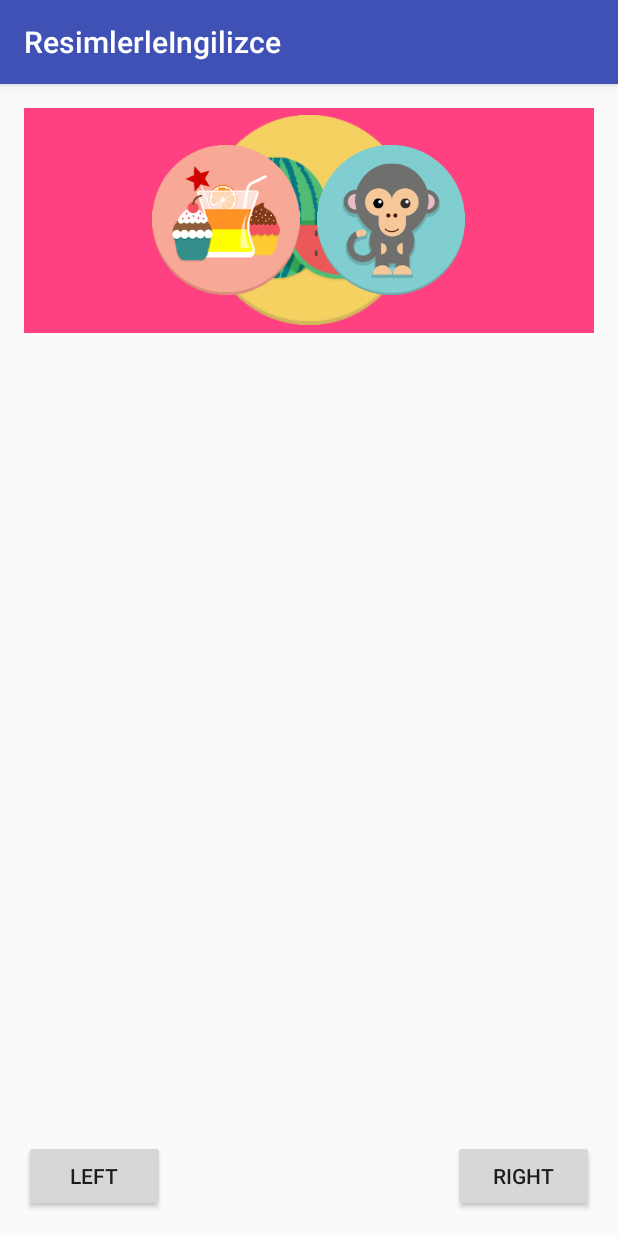
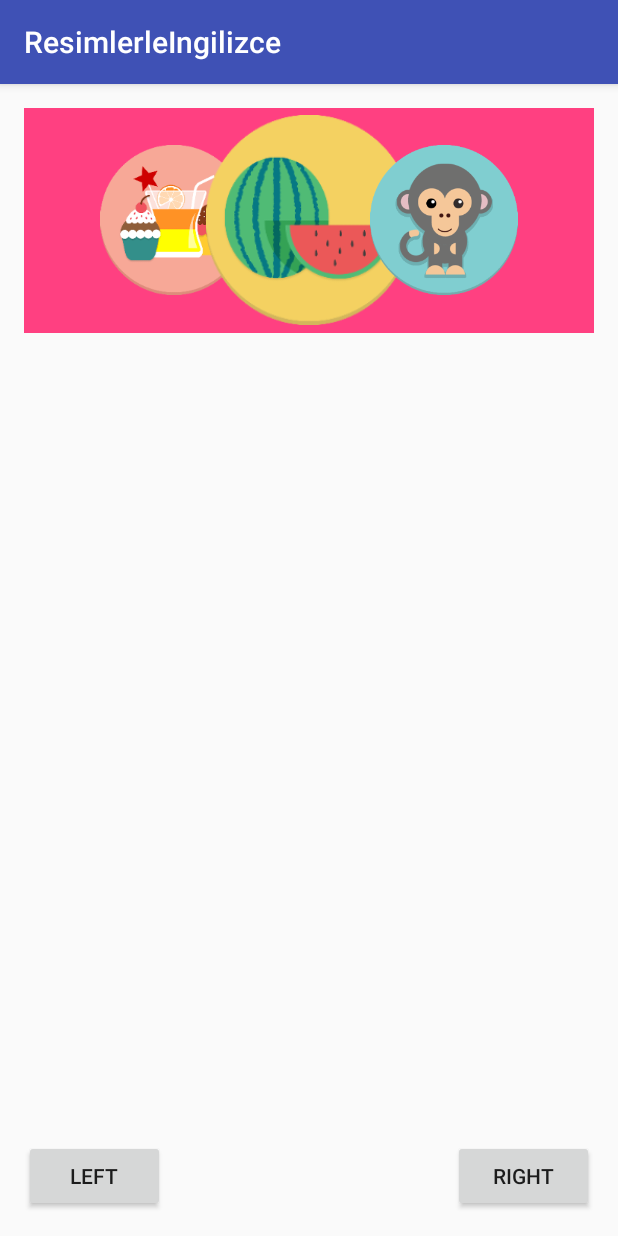
Before and after one commit to metes/Android-Slider, an Android app: the screen it shows after launch (MainActivity), after a tap on "LEFT", on a phone screen of 412 x 824 dp. Run offline under Robolectric (Android 15) with nearby library versions, the phone set to English and light mode, and no system bars; 1 other tap on this screen came first.

Commit message:
Slider tamamlandı.

```diff
--- a/app/src/main/java/com/resimlerleingilizce/ui/MainActivity.java
+++ b/app/src/main/java/com/resimlerleingilizce/ui/MainActivity.java
@@ -11,10 +11,11 @@
 import com.resimlerleingilizce.utils.Logy;
 
 public class MainActivity extends AppCompatActivity implements View.OnClickListener{
-
-    int mCategoryPosition;
-    ImageView mImgCenter, mImgRight1, mImgRight2, mImgLeft1, mImgLeft2;
-    int[] IMAGE_RESOURCE_IDS = { R.drawable.ic_category_1, R.drawable.ic_category_2, R.drawable.ic_category_3, R.drawable.ic_category_4, R.drawable.ic_category_5 };
+    private boolean isMImgCenter2Visible;
+    private int mCategoryPosition;
+    private ImageView mImgCenter1, mImgCenter2, mImgRight1, mImgRight2, mImgLeft1, mImgLeft2;
+    private int[] IMAGE_RESOURCE_IDS = { R.drawable.ic_category_1, R.drawable.ic_category_2, R.drawable.ic_category_3,
+            R.drawable.ic_category_4, R.drawable.ic_category_5 };
 
     public enum AnimationTypes {
         CENTER_TO_RIGHT,
@@ -34,16 +35,24 @@
         initViews();
     }
 
+    @Override
+    public void onResume(){
+        super.onResume();
+        if (mCategoryPosition >0) {
+            mImgCenter2.setImageDrawable(getResources().getDrawable(IMAGE_RESOURCE_IDS[mCategoryPosition]));
+        }
+        mImgCenter2.setVisibility(View.VISIBLE);
+        isMImgCenter2Visible = true;
+    }
+
+
     private void initViews() {
-        mImgCenter = (ImageView) findViewById(R.id.imageViewCenter);
+        mImgCenter1 = (ImageView) findViewById(R.id.imageViewCenter);
+        mImgCenter2 = (ImageView) findViewById(R.id.imageViewCenter2);
         mImgRight1 = (ImageView) findViewById(R.id.imageViewRight1);
         mImgLeft2 = (ImageView) findViewById(R.id.imageViewLeft1);
         mImgRight2 = (ImageView) findViewById(R.id.imageViewRight2);
         mImgLeft1 = (ImageView) findViewById(R.id.imageViewLeft2);
-
-        //ANIMATION_SCALE_SIZE_MULTIPLER
-//        mImgCenter.getLayoutParams().width = Math.round(mImgCenter.getLayoutParams().width * AnimateUtils.ANIMATION_SCALE_SIZE_MULTIPLER);
-//        mImgCenter.getLayoutParams().height = Math.round(mImgCenter.getLayoutParams().height * AnimateUtils.ANIMATION_SCALE_SIZE_MULTIPLER);
 
         findViewById(R.id.buttonRight).setOnClickListener(this);
         findViewById(R.id.buttonLeft).setOnClickListener(this);
@@ -53,29 +62,31 @@
 
     private void initImageViews() {
         mImgLeft1.setImageDrawable(getResources().getDrawable(IMAGE_RESOURCE_IDS[IMAGE_RESOURCE_IDS.length-1]));
-        mImgCenter.setImageDrawable(getResources().getDrawable(IMAGE_RESOURCE_IDS[0]));
+        mImgCenter1.setImageDrawable(getResources().getDrawable(IMAGE_RESOURCE_IDS[0]));
         mImgRight2.setImageDrawable(getResources().getDrawable(IMAGE_RESOURCE_IDS[1]));
     }
 
     @Override
     public void onClick(View v) {
+
         // 2'ler center'ın üzerinde, 1'ler altında kalıyor
         mImgLeft2.setAlpha(1f);
+        mImgRight2.setAlpha(1f);
         mImgRight1.setAlpha(1f);
+        mImgLeft1.setAlpha(1f);
+
         if (v.getId() == R.id.buttonRight)
         {
-            mImgRight1.setAlpha(0f);
-            AnimateUtils.setAnimation(mImgRight2, AnimationTypes.DISAPEAR)
-                    .setAnimationListener(setImageResourceBeforeAnimation(mImgRight2, mCategoryPosition - 1 ));
-
-            AnimateUtils.setAnimation(mImgCenter, AnimationTypes.CENTER_TO_RIGHT)
-                    .setAnimationListener(setImageResourceBeforeAnimation(mImgCenter, mCategoryPosition + 0))
+            mImgRight2.setAlpha(0f);
+            AnimateUtils.setAnimation(mImgRight1, AnimationTypes.DISAPEAR)
+                    .setAnimationListener(setImageResourceBeforeAnimation(mImgRight1, mCategoryPosition - 1 ))
             ;
-
+            AnimateUtils.setAnimation(mImgCenter1, AnimationTypes.CENTER_TO_RIGHT)
+                    .setAnimationListener(setImageResourceBeforeAnimation(mImgCenter1, mCategoryPosition + 0))
+            ;
             AnimateUtils.setAnimation(mImgLeft1, AnimationTypes.LEFT_TO_CENTER)
                     .setAnimationListener(setImageResourceBeforeAnimation(mImgLeft1, mCategoryPosition + 1 ))
             ;
-
             AnimateUtils.setAnimation(mImgLeft2, AnimationTypes.ARISE)
                    .setAnimationListener(setImageResourceBeforeAnimation(mImgLeft2, mCategoryPosition + 2 ))
             ;
@@ -84,19 +95,16 @@
         }
         else if (v.getId() == R.id.buttonLeft)
         {
-            mImgLeft2.setAlpha(0f);
-            AnimateUtils.setAnimation(mImgLeft1, AnimationTypes.DISAPEAR)
-                    .setAnimationListener(setImageResourceBeforeAnimation(mImgLeft1, mCategoryPosition + 1 ))
+            mImgLeft1.setAlpha(0f);
+            AnimateUtils.setAnimation(mImgLeft2, AnimationTypes.DISAPEAR)
+                    .setAnimationListener(setImageResourceBeforeAnimation(mImgLeft2, mCategoryPosition + 1 ))
             ;
-
-            AnimateUtils.setAnimation(mImgCenter, AnimationTypes.CENTER_TO_LEFT)
-                    .setAnimationListener(setImageResourceBeforeAnimation(mImgCenter, mCategoryPosition + 0 ))
+            AnimateUtils.setAnimation(mImgCenter1, AnimationTypes.CENTER_TO_LEFT)
+                    .setAnimationListener(setImageResourceBeforeAnimation(mImgCenter1, mCategoryPosition + 0 ))
             ;
-
             AnimateUtils.setAnimation(mImgRight2, AnimationTypes.RIGHT_TO_CENTER)
                     .setAnimationListener(setImageResourceBeforeAnimation(mImgRight2, mCategoryPosition - 1))
             ;
-
             AnimateUtils.setAnimation(mImgRight1, AnimationTypes.ARISE)
                     .setAnimationListener(setImageResourceBeforeAnimation(mImgRight1, mCategoryPosition - 2))
             ;
@@ -105,30 +113,35 @@
         }
     }
 
+    private Animation.AnimationListener setImageResourceBeforeAnimation(final View view, int position) {
+        final int finalPosition = limitPositionInImageResourceLength(position);
+        Logy.l("position: " + position);
+        Logy.l("finalPosition: " + finalPosition);
 
-    public Animation.AnimationListener setImageResourceBeforeAnimation(final View view, int position) {
-        Logy.l("position: " + position);
-        final int finalPosition = limitPositionInImageResourceLength(position);
-        Logy.l("finalPosition: " + finalPosition);
         return new Animation.AnimationListener() {
             @Override
             public void onAnimationStart(Animation animation) {
+                if (isMImgCenter2Visible) {
+                    mImgCenter2.setVisibility(View.GONE);
+                }
                 ((ImageView) view).setImageDrawable(getResources().getDrawable(IMAGE_RESOURCE_IDS[finalPosition]));
             }
 
             @Override
             public void onAnimationEnd(Animation animation) {
-
+                if (isMImgCenter2Visible) {
+                    mImgCenter2.setVisibility(View.GONE);
+                    isMImgCenter2Visible = false;
+                }
             }
 
             @Override
             public void onAnimationRepeat(Animation animation) {
-
             }
         };
     }
 
-    public int limitPositionInImageResourceLength(int position) {
+    private int limitPositionInImageResourceLength(int position) {
         if (position >= IMAGE_RESOURCE_IDS.length) {
             return (IMAGE_RESOURCE_IDS.length - position) *  -1; // 0'dı
         }
--- a/app/src/main/java/com/resimlerleingilizce/utils/AnimateUtils.java
+++ b/app/src/main/java/com/resimlerleingilizce/utils/AnimateUtils.java
@@ -15,13 +15,13 @@
  * Created by Mete on 23.03.2016.
  */
 public class AnimateUtils {
-    private final static int ANIMATION_DURATION = 1000;
+    private final static int ANIMATION_DURATION = 800;
 //    public static float ANIMATION_TRANSLATE_X_POSITION_CENTER = 500f;
 //    public static float ANIMATION_TRANSLATE_X_POSITION_SIDE = 495f;
 //    public final static float ANIMATION_SCALE_SIZE_MULTIPLER =  1.80f;
 
-    private final static float ANIMATION_TRANSLATE_X_POSITION_SIDE = 80.0f;
-    private final static float ANIMATION_TRANSLATE_X_POSITION_CENTER = 80.0f;
+    private final static float ANIMATION_TRANSLATE_X_POSITION_SIDE = 300.0f;
+    private final static float ANIMATION_TRANSLATE_X_POSITION_CENTER = 300.0f;
     private final static float ANIMATION_SCALE_SIZE_MULTIPLER =  1.4f;
 
     public static AnimationSet setAnimation(final View view, AnimationTypes animeType) {
--- a/app/src/main/res/layout/activity_main.xml
+++ b/app/src/main/res/layout/activity_main.xml
@@ -21,7 +21,8 @@
             android:layout_height="100dp"
             android:layout_centerVertical="true"
             android:layout_toEndOf="@+id/frameLayoutCenterVertical"
-            android:src="@drawable/avatar"
+            android:src="@android:color/transparent"
+            android:background="@android:color/transparent"
             android:layout_toRightOf="@+id/frameLayoutCenterVertical" />
 
         <ImageView
@@ -29,9 +30,11 @@
             android:layout_width="100dp"
             android:layout_height="100dp"
             android:layout_centerVertical="true"
-            android:src="@drawable/avatar"
+            android:src="@android:color/transparent"
+            android:background="@android:color/transparent"
             android:layout_alignRight="@+id/imageViewLeft2"
             android:layout_alignEnd="@+id/imageViewLeft2" />
+
 
         <ImageView
             android:id="@+id/imageViewCenter"
@@ -39,7 +42,9 @@
             android:layout_height="140dp"
             android:layout_centerHorizontal="true"
             android:layout_centerVertical="true"
-            android:src="@drawable/avatar" />
+            android:src="@drawable/ic_category_1"
+            android:background="@android:color/transparent"/>
+
 
 
         <ImageView
@@ -48,7 +53,8 @@
             android:layout_height="100dp"
             android:layout_centerVertical="true"
             android:layout_toEndOf="@+id/frameLayoutCenterVertical"
-            android:src="@drawable/avatar"
+            android:background="@android:color/transparent"
+            android:src="@drawable/ic_category_2"
             android:layout_toRightOf="@+id/frameLayoutCenterVertical" />
 
 
@@ -59,13 +65,25 @@
             android:layout_height="100dp"
             android:layout_centerVertical="true"
             android:layout_toStartOf="@+id/frameLayoutCenterVertical"
-            android:src="@drawable/avatar"
+            android:src="@drawable/ic_category_5"
+            android:background="@android:color/transparent"
             android:layout_toLeftOf="@+id/frameLayoutCenterVertical" />
+
+
+
+        <ImageView
+            android:id="@+id/imageViewCenter2"
+            android:layout_width="140dp"
+            android:layout_height="140dp"
+            android:layout_centerHorizontal="true"
+            android:layout_centerVertical="true"
+            android:src="@drawable/ic_category_1"
+            android:background="@android:color/transparent"/>
 
 
         <FrameLayout
             android:id="@+id/frameLayoutCenterVertical"
-            android:layout_width="10dp"
+            android:layout_width="80dp"
             android:layout_height="150dp"
             android:layout_centerVertical="true"
             android:layout_centerHorizontal="true"></FrameLayout>
```
